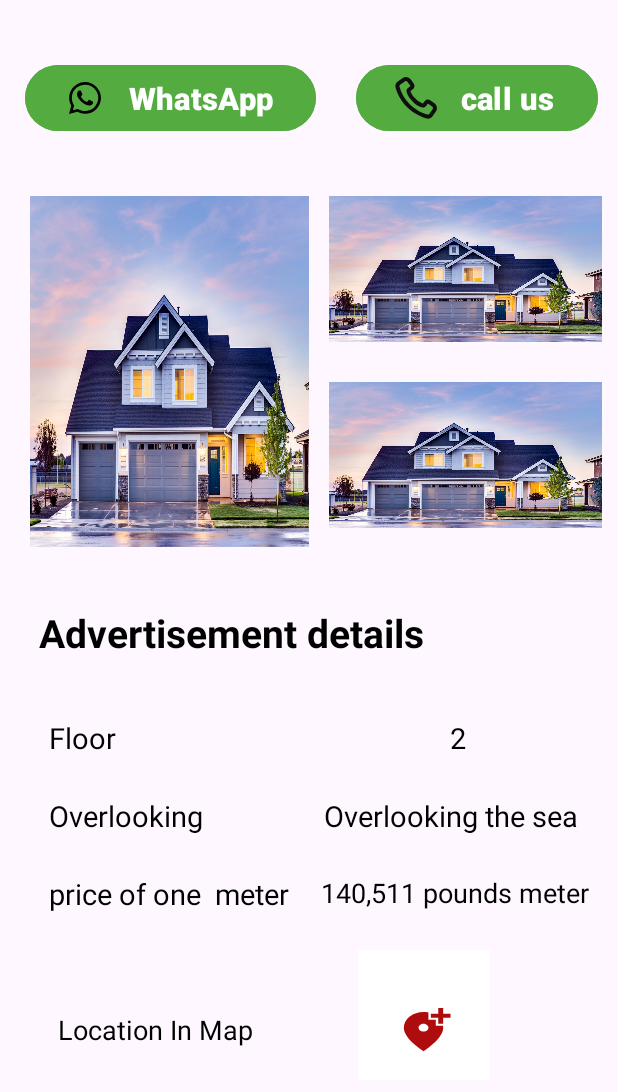
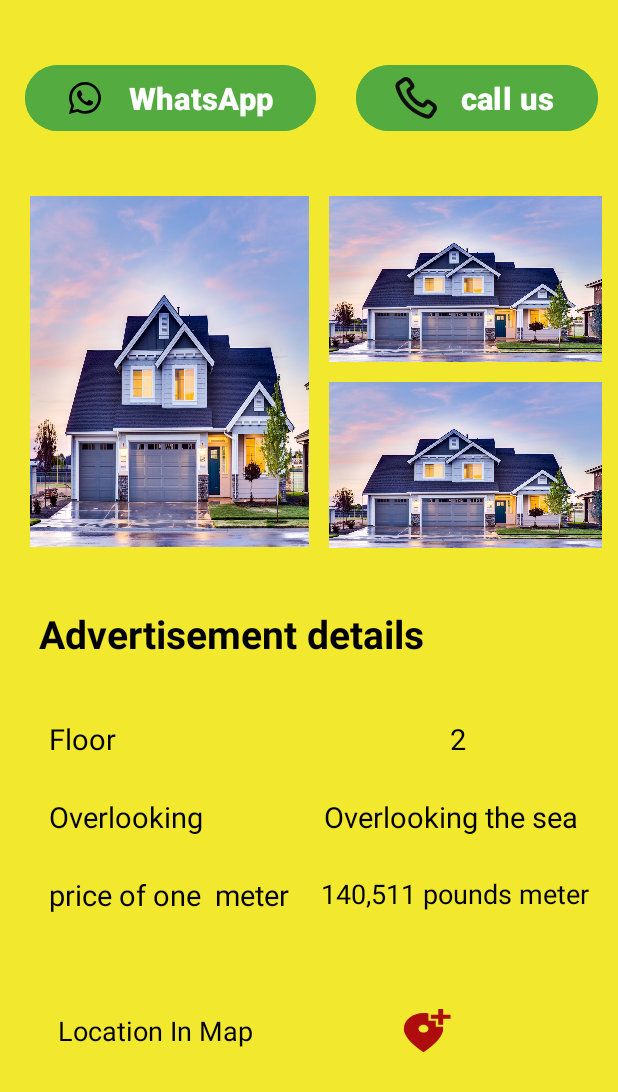
Before and after one commit to abanoub1234/Future-Realty, an Android app: the fragment DetailsScreen shown on its own in the app's theme, on a phone screen of 412 x 824 dp. Shown: the top 1092 px of the screen. Run offline under Robolectric (Android 15) with nearby library versions, the phone set to English and light mode, and no system bars; our stand-ins replace sdp/ssp sizes.

Commit message:
final commit of design

```diff
--- a/app/src/main/res/layout/fragment_details_screen.xml
+++ b/app/src/main/res/layout/fragment_details_screen.xml
@@ -5,6 +5,7 @@
     android:layout_height="match_parent"
     xmlns:app="http://schemas.android.com/apk/res-auto"
     android:orientation="vertical"
+    android:background="#f2e82d"
     tools:context=".DetailsScreen">
 
 
@@ -94,8 +95,10 @@
 
                     <ImageView
                         android:layout_width="@dimen/_140sdp"
-                        android:layout_height="@dimen/_75sdp"
-                        android:layout_margin="@dimen/_10sdp"
+                        android:layout_height="@dimen/_85sdp"
+                        android:layout_marginTop="@dimen/_10sdp"
+                        android:layout_marginEnd="@dimen/_10sdp"
+                        android:layout_marginStart="@dimen/_10sdp"
                         android:scaleType="fitXY"
                         android:src="@drawable/house">
 
@@ -103,7 +106,7 @@
 
                     <ImageView
                         android:layout_width="@dimen/_140sdp"
-                        android:layout_height="@dimen/_75sdp"
+                        android:layout_height="@dimen/_85sdp"
                         android:layout_margin="@dimen/_10sdp"
                         android:scaleType="fitXY"
                         android:src="@drawable/house">
@@ -250,7 +253,7 @@
                         android:layout_height="wrap_content"
                         android:foregroundGravity="center"
                         app:backgroundTint="@null"
-                        android:background="@color/white"
+                        android:background="#f2e82d"
                         android:drawableBottom="@drawable/baseline_add_location_alt_24">
 
                     </Button>
```
